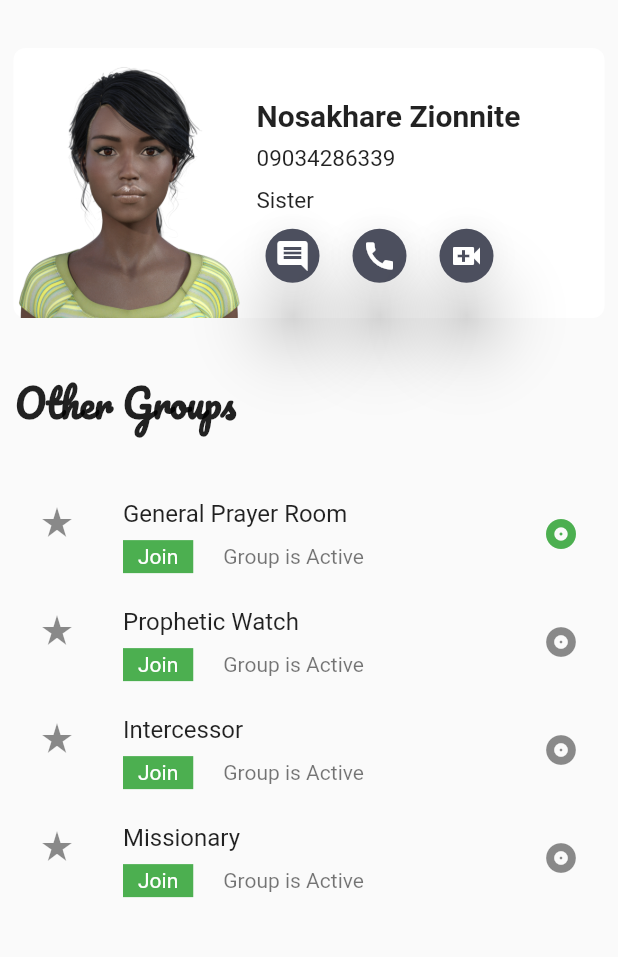
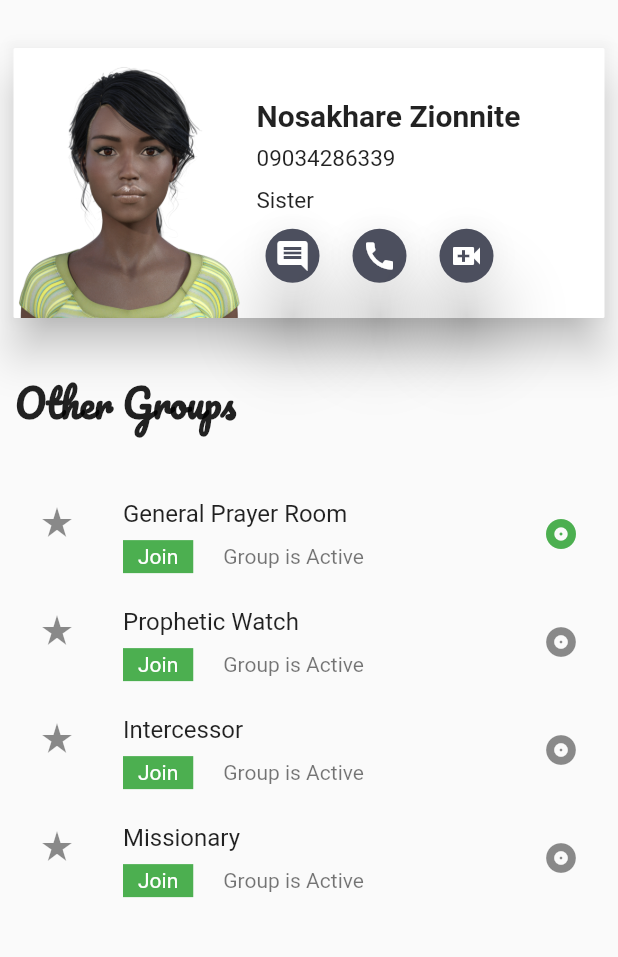
Before and after one commit to zionnite/PrayerHub---PrayerChain, a Flutter app: the HomePage screen opened by its route, on a phone screen of 412 x 824 dp, the part 159-1116 px from its top. Run offline on Flutter 3.47's test engine with Material 2 defaults, Android fonts, the phone set to English and light mode, and no system bars; our stand-ins replace sqflite; accounts and stored records are empty; project files that could hold a hidden picture were left out.

Commit message:
PrayerHub, this is an initial commit for prayerHub Payer Chain

```diff
--- a/lib/pages/home_page.dart
+++ b/lib/pages/home_page.dart
@@ -36,9 +36,9 @@ class _HomePageState extends State<HomePage> {
             Container(
               margin: EdgeInsets.symmetric(vertical: 0.0, horizontal: 5.0),
               child: Card(
-                elevation: 0,
+                elevation: 12,
                 shape: RoundedRectangleBorder(
-                  borderRadius: BorderRadius.circular(8),
+                  borderRadius: BorderRadius.circular(1),
                 ),
                 child: Container(
                   padding: EdgeInsets.symmetric(vertical: 0.0, horizontal: 2.0),
```
